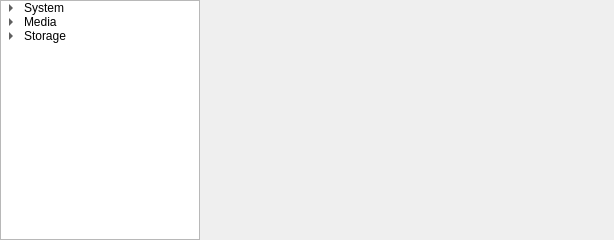
Above: veapp/setting/vscsetting.ui from linkingvision/rapidvms before the change. Below: the same form after it.
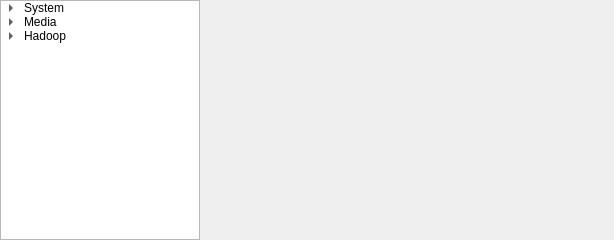
That is the form after the change.

```diff
--- a/veapp/setting/vscsetting.ui
+++ b/veapp/setting/vscsetting.ui
@@ -88,7 +88,7 @@
        </item>
        <item>
         <property name="text">
-         <string>Storage</string>
+         <string>Hadoop</string>
         </property>
         <item>
          <property name="text">
```
Left out of the diff: 2 changed lines with no effect on the pictures.
